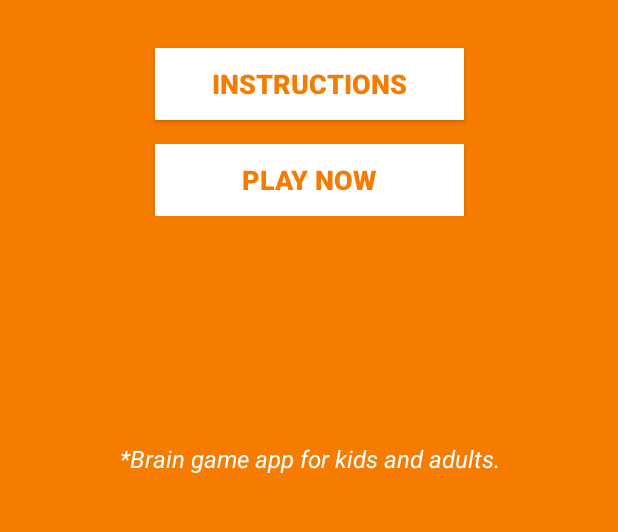
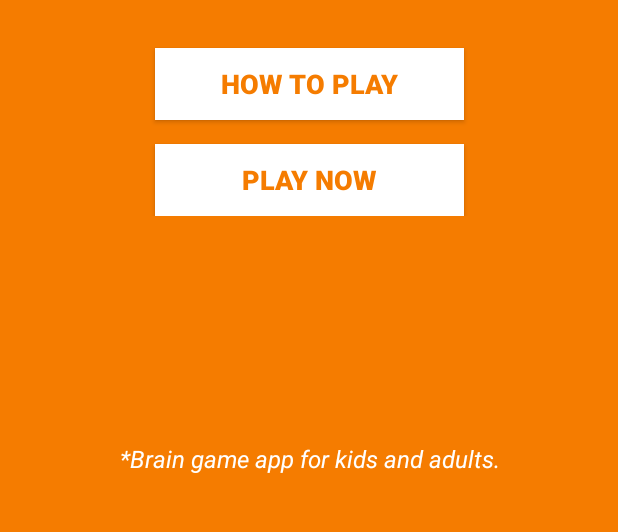
Before and after one commit to IsaacAsante/ColorCards, an Android app: the screen it shows after launch (Splash), on a phone screen of 412 x 824 dp, the part 534-1066 px from its top. Run offline under Robolectric (Android 15) with nearby library versions, the phone set to English and light mode, and no system bars.

Commit message:
Fixed issues with information passed during the game.

```diff
--- a/src/main/java/com/nexrank/isaac/coloredcardsbraingame/InstructionActivity.java
+++ b/src/main/java/com/nexrank/isaac/coloredcardsbraingame/InstructionActivity.java
@@ -54,7 +54,7 @@ public class InstructionActivity extends AppCompatActivity {
             instructions.add(singleInstruction); // Add the last instruction
         } catch (IOException e) {
             e.printStackTrace();
-            Toast.makeText(this, "There was an error loading instructions.", Toast.LENGTH_SHORT).show();
+            Toast.makeText(this, getString(R.string.error_with_the_instructions), Toast.LENGTH_SHORT).show();
         }
     }
 
--- a/src/main/java/com/nexrank/isaac/coloredcardsbraingame/MainActivity.java
+++ b/src/main/java/com/nexrank/isaac/coloredcardsbraingame/MainActivity.java
@@ -428,6 +428,7 @@ public class MainActivity extends AppCompatActivity implements Communicator, Rew
             fragmentUserProgress.increasePointsToReach(); // Add to the game's difficulty
             fragmentUserProgress.displayPointToReach(); // Update points
             fragmentUserProgress.increaseGameLevelTime(gameLevelNo); // New level * default time
+            fragmentUserProgress.softIncreasePointsDeductor(gameLevelNo);
             fragmentUserProgress.startTimer(); // Must be the last method
         }
         if (gameLevelNo == 5) {
--- a/src/main/java/com/nexrank/isaac/coloredcardsbraingame/Splash.java
+++ b/src/main/java/com/nexrank/isaac/coloredcardsbraingame/Splash.java
@@ -79,10 +79,10 @@ public class Splash extends AppCompatActivity {
         if (requestCode == REQUEST_CODE && resultCode == -1) {
             if (data.getIntExtra(KEY_GAME_STATUS, 0) == EXISTING_GAME){
                 button_ResumeGame.setVisibility(View.VISIBLE);
-                button_PlayNow.setText("NEW GAME");
+                button_PlayNow.setText(getString(R.string.new_game));
             }
             else {
-                button_PlayNow.setText("PLAY NOW");
+                button_PlayNow.setText(getString(R.string.play_now));
                 button_ResumeGame.setVisibility(View.GONE);
             }
         }
@@ -92,10 +92,10 @@ public class Splash extends AppCompatActivity {
         SharedPreferences sharedPreferences = this.getSharedPreferences(getString(R.string.Existing_Game_Info), MODE_PRIVATE);
         // If all saved items are in the sharedPreferences file
         if (sharedPreferences.getAll().size() != 7) {
-            button_PlayNow.setText("PLAY NOW");
+            button_PlayNow.setText(getString(R.string.play_now));
             button_ResumeGame.setVisibility(View.GONE); // By default, it should not take any space
         } else {
-            button_PlayNow.setText("NEW GAME");
+            button_PlayNow.setText(getString(R.string.new_game));
             button_ResumeGame.setVisibility(View.VISIBLE); // By default, it should not take any space
         }
     }
--- a/src/main/res/layout/activity_instruction.xml
+++ b/src/main/res/layout/activity_instruction.xml
@@ -13,7 +13,7 @@
         android:layout_centerHorizontal="true"
         android:layout_marginTop="8dp"
         android:layout_marginBottom="8dp"
-        android:text="@string/instructions"
+        android:text="@string/how_to_play"
         android:textColor="@color/darkTextColor"
         android:textSize="16sp" />
 
--- a/src/main/res/layout/activity_splash.xml
+++ b/src/main/res/layout/activity_splash.xml
@@ -34,7 +34,7 @@
             android:background="@color/white"
             android:paddingTop="2dp"
             android:paddingBottom="2dp"
-            android:text="RESUME GAME"
+            android:text="@string/resume_game"
             android:textColor="@color/colorPrimary"
             android:textSize="18sp"
             app:layout_constraintEnd_toEndOf="parent"
@@ -53,7 +53,7 @@
             android:background="@color/white"
             android:paddingTop="2dp"
             android:paddingBottom="2dp"
-            android:text="Instructions"
+            android:text="@string/how_to_play"
             android:textColor="@color/colorPrimary"
             android:textSize="18sp"
             android:textStyle="bold"
@@ -72,7 +72,7 @@
             android:background="@color/white"
             android:paddingTop="2dp"
             android:paddingBottom="2dp"
-            android:text="PLAY NOW"
+            android:text="@string/play_now"
             android:textColor="@color/colorPrimary"
             android:textSize="18sp"
             app:layout_constraintEnd_toEndOf="parent"
@@ -88,7 +88,7 @@
         android:layout_width="wrap_content"
         android:layout_height="wrap_content"
         android:textColor="@color/white"
-        android:text="*Brain game app for kids and adults."
+        android:text="@string/brain_game_app_for_kids_and_adults"
         android:textStyle="italic"
         android:textSize="16sp"
         android:layout_marginStart="16dp"
--- a/src/main/res/values/strings.xml
+++ b/src/main/res/values/strings.xml
@@ -55,4 +55,12 @@
     <string name="get_one_minute_bonus">Get 1 Minute Bonus</string>
     <string name="ad_policy_message">You are about to view an ad in exchange for one extra minute to finish this level.</string>
     <string name="proceed_confirmation">Do you wish to proceed?</string>
+    <string name="new_game">NEW GAME</string>
+    <string name="play_now">PLAY NOW</string>
+    <string name="resume_game">RESUME GAME</string>
+    <string name="how_to_play">HOW TO PLAY</string>
+    <string name="brain_game_app_for_kids_and_adults">*Brain game app for kids and adults.</string>
+    <string name="error_with_the_instructions">There was an error loading instructions.</string>
+    <string name="only">only</string>
+    <string name="only_once">only once</string>
 </resources>
```
Also changed, not shown: src/main/java/com/nexrank/isaac/coloredcardsbraingame/FragmentUserProgress.java (+7 -3 lines), src/main/java/com/nexrank/isaac/coloredcardsbraingame/GameResultActivity.java (+12 -6 lines).
